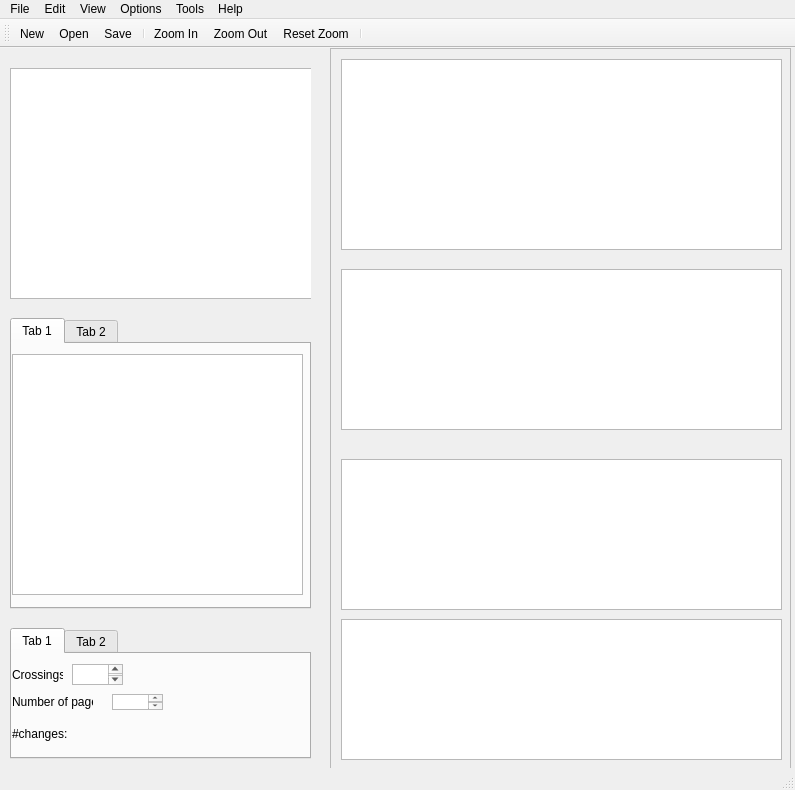
Qt form project/mainwindow.ui (giorgio93p/book-embeddings) before a commit.
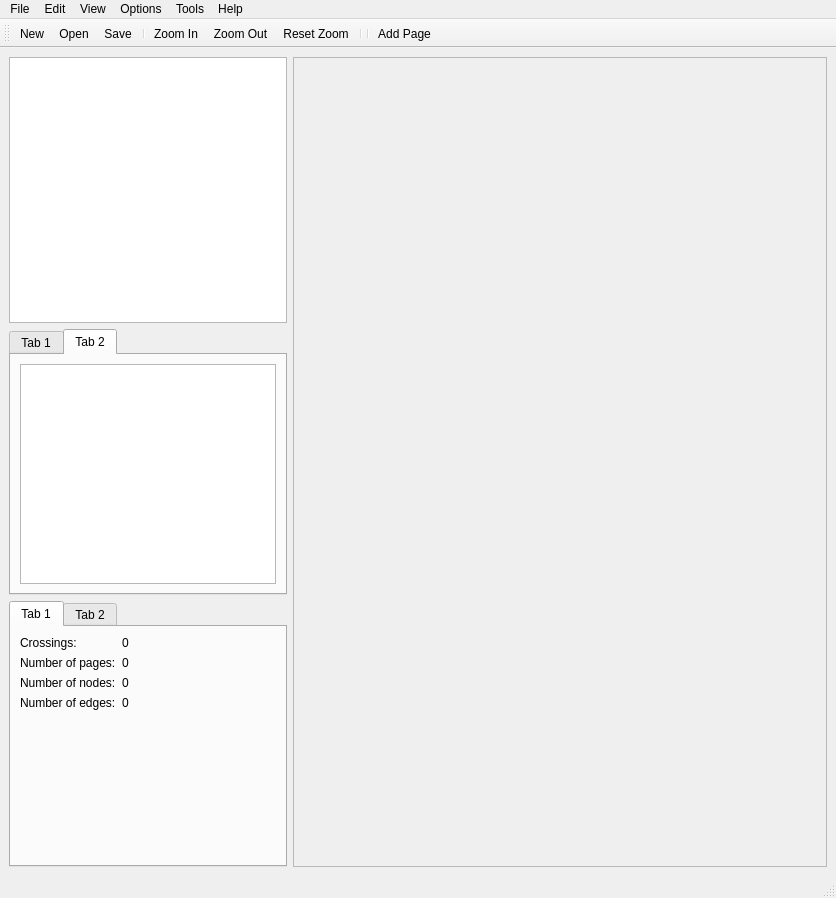
The same form after that commit. The open tabs and pages were chosen to show the change. Icons and pictures are not drawn.

What changed in the file:
```diff
--- a/project/mainwindow.ui
+++ b/project/mainwindow.ui
@@ -6,290 +6,238 @@
    <rect>
     <x>0</x>
     <y>0</y>
-    <width>795</width>
-    <height>790</height>
+    <width>836</width>
+    <height>898</height>
    </rect>
   </property>
   <property name="windowTitle">
    <string>MainWindow</string>
   </property>
   <widget class="QWidget" name="centralwidget">
-   <widget class="QScrollArea" name="scrollArea">
-    <property name="geometry">
-     <rect>
-      <x>330</x>
-      <y>0</y>
-      <width>461</width>
-      <height>751</height>
-     </rect>
-    </property>
-    <property name="widgetResizable">
-     <bool>true</bool>
-    </property>
-    <widget class="QWidget" name="scrollAreaWidgetContents">
-     <property name="geometry">
-      <rect>
-       <x>0</x>
-       <y>0</y>
-       <width>459</width>
-       <height>749</height>
-      </rect>
-     </property>
-     <widget class="QGraphicsView" name="graphicsView">
-      <property name="geometry">
-       <rect>
-        <x>10</x>
-        <y>10</y>
-        <width>441</width>
-        <height>191</height>
-       </rect>
-      </property>
+   <layout class="QHBoxLayout" name="horizontalLayout" stretch="0,1">
+    <item>
+     <layout class="QVBoxLayout" name="verticalLayout_4">
+      <item>
+       <widget class="QGraphicsView" name="GraphView">
+        <property name="minimumSize">
+         <size>
+          <width>100</width>
+          <height>100</height>
+         </size>
+        </property>
+       </widget>
+      </item>
+      <item>
+       <widget class="QTabWidget" name="tabWidget_2">
+        <property name="currentIndex">
+         <number>0</number>
+        </property>
+        <widget class="QWidget" name="tab_5">
       <property name="sizePolicy">
        <sizepolicy hsizetype="Expanding" vsizetype="Expanding">
-        <horstretch>4</horstretch>
-        <verstretch>4</verstretch>
-       </sizepolicy>
-      </property>
-     </widget>
-     <widget class="QGraphicsView" name="graphicsView_2">
-      <property name="geometry">
-       <rect>
-        <x>10</x>
-        <y>220</y>
-        <width>441</width>
-        <height>161</height>
-       </rect>
-      </property>
-     </widget>
-     <widget class="QGraphicsView" name="graphicsView_3">
-      <property name="geometry">
-       <rect>
-        <x>10</x>
-        <y>410</y>
-        <width>441</width>
-        <height>151</height>
-       </rect>
-      </property>
-     </widget>
-     <widget class="QGraphicsView" name="graphicsView_4">
-      <property name="geometry">
-       <rect>
-        <x>10</x>
-        <y>570</y>
-        <width>441</width>
-        <height>141</height>
-       </rect>
-      </property>
-      <property name="mouseTracking">
-       <bool>true</bool>
-      </property>
-     </widget>
-    </widget>
-   </widget>
+           <horstretch>0</horstretch>
+           <verstretch>0</verstretch>
+          </sizepolicy>
+         </property>
+         <attribute name="title">
+          <string>Tab 1</string>
+         </attribute>
+         <layout class="QGridLayout" name="gridLayout_2">
+          <item row="0" column="0">
+           <widget class="QGraphicsView" name="graphicsView_7">
+            <property name="minimumSize">
+             <size>
+              <width>0</width>
+              <height>0</height>
+             </size>
+            </property>
+           </widget>
+          </item>
+         </layout>
+        </widget>
+        <widget class="QWidget" name="tab_6">
+         <property name="sizePolicy">
+          <sizepolicy hsizetype="Expanding" vsizetype="Expanding">
+           <horstretch>0</horstretch>
+           <verstretch>0</verstretch>
+          </sizepolicy>
+         </property>
+         <attribute name="title">
+          <string>Tab 2</string>
+         </attribute>
+         <layout class="QGridLayout" name="gridLayout_3">
+          <item row="0" column="0">
+           <widget class="QGraphicsView" name="graphicsView_8">
+            <property name="minimumSize">
+             <size>
+              <width>0</width>
+              <height>0</height>
+             </size>
+            </property>
+           </widget>
+          </item>
+         </layout>
+        </widget>
+       </widget>
+      </item>
+      <item>
    <widget class="QTabWidget" name="tabWidget">
-    <property name="geometry">
-     <rect>
-      <x>10</x>
-      <y>580</y>
-      <width>301</width>
-      <height>131</height>
-     </rect>
-    </property>
     <property name="currentIndex">
      <number>0</number>
     </property>
     <widget class="QWidget" name="tab">
+         <property name="sizePolicy">
+          <sizepolicy hsizetype="Expanding" vsizetype="Expanding">
+           <horstretch>0</horstretch>
+           <verstretch>0</verstretch>
+          </sizepolicy>
+         </property>
      <attribute name="title">
       <string>Tab 1</string>
      </attribute>
-     <widget class="QLabel" name="label">
-      <property name="geometry">
-       <rect>
-        <x>0</x>
-        <y>10</y>
-        <width>51</width>
-        <height>21</height>
-       </rect>
-      </property>
+         <layout class="QFormLayout" name="formLayout">
+          <item row="0" column="0">
+           <widget class="QLabel" name="label_13">
       <property name="text">
        <string>Crossings:</string>
       </property>
      </widget>
+          </item>
+          <item row="0" column="1">
+           <widget class="QLabel" name="total_crossings_indicator_">
+            <property name="text">
+             <string>0</string>
+            </property>
+           </widget>
+          </item>
+          <item row="1" column="0">
      <widget class="QLabel" name="label_2">
-      <property name="geometry">
-       <rect>
-        <x>0</x>
-        <y>40</y>
-        <width>81</width>
-        <height>16</height>
-       </rect>
-      </property>
       <property name="text">
        <string>Number of pages:</string>
       </property>
      </widget>
-     <widget class="QLabel" name="label_3">
-      <property name="geometry">
-       <rect>
-        <x>0</x>
-        <y>70</y>
-        <width>81</width>
-        <height>20</height>
-       </rect>
-      </property>
+          </item>
+          <item row="1" column="1">
+           <widget class="QLabel" name="number_of_pages_indicator">
+            <property name="text">
+             <string>0</string>
+            </property>
+           </widget>
+          </item>
+          <item row="2" column="0">
+           <widget class="QLabel" name="label_6">
       <property name="text">
-       <string>#changes:</string>
-      </property>
-     </widget>
-     <widget class="QTextBrowser" name="textBrowser">
-      <property name="geometry">
-       <rect>
-        <x>60</x>
-        <y>10</y>
-        <width>51</width>
-        <height>21</height>
-       </rect>
-      </property>
-     </widget>
-     <widget class="QTextBrowser" name="textBrowser_2">
-      <property name="geometry">
-       <rect>
-        <x>100</x>
-        <y>40</y>
-        <width>51</width>
-        <height>16</height>
-       </rect>
-      </property>
-     </widget>
+             <string>Number of nodes:</string>
+            </property>
+           </widget>
+          </item>
+          <item row="2" column="1">
+           <widget class="QLabel" name="number_of_nodes_indicator">
+            <property name="text">
+             <string>0</string>
+            </property>
+           </widget>
+          </item>
+          <item row="3" column="0">
+           <widget class="QLabel" name="label_7">
+            <property name="text">
+             <string>Number of edges:</string>
+            </property>
+           </widget>
+          </item>
+          <item row="3" column="1">
+           <widget class="QLabel" name="number_of_edges_indicator">
+            <property name="text">
+             <string>0</string>
+            </property>
+           </widget>
+          </item>
+         </layout>
     </widget>
     <widget class="QWidget" name="tab_2">
+         <property name="sizePolicy">
+          <sizepolicy hsizetype="Expanding" vsizetype="Expanding">
+           <horstretch>0</horstretch>
+           <verstretch>0</verstretch>
+          </sizepolicy>
+         </property>
+         <property name="accessibleName">
+          <string/>
+         </property>
      <attribute name="title">
       <string>Tab 2</string>
      </attribute>
+         <layout class="QFormLayout" name="formLayout_2">
+          <item row="0" column="0">
      <widget class="QLabel" name="label_4">
-      <property name="geometry">
-       <rect>
-        <x>10</x>
-        <y>10</y>
-        <width>251</width>
-        <height>20</height>
-       </rect>
+            <property name="sizePolicy">
+             <sizepolicy hsizetype="Expanding" vsizetype="Expanding">
+              <horstretch>0</horstretch>
+              <verstretch>0</verstretch>
+             </sizepolicy>
       </property>
       <property name="text">
        <string>Graph Properties:</string>
       </property>
      </widget>
+          </item>
+          <item row="1" column="0">
      <widget class="QLabel" name="label_5">
-      <property name="geometry">
-       <rect>
-        <x>10</x>
-        <y>30</y>
-        <width>121</width>
-        <height>20</height>
-       </rect>
+            <property name="sizePolicy">
+             <sizepolicy hsizetype="Expanding" vsizetype="Expanding">
+              <horstretch>0</horstretch>
+              <verstretch>0</verstretch>
+             </sizepolicy>
       </property>
       <property name="text">
        <string>#Faces:</string>
       </property>
      </widget>
-     <widget class="QLabel" name="label_6">
-      <property name="geometry">
-       <rect>
-        <x>10</x>
-        <y>50</y>
-        <width>81</width>
-        <height>16</height>
-       </rect>
-      </property>
-      <property name="text">
-       <string>#nodes:</string>
-      </property>
-     </widget>
-     <widget class="QLabel" name="label_7">
-      <property name="geometry">
-       <rect>
-        <x>10</x>
-        <y>70</y>
-        <width>47</width>
-        <height>13</height>
-       </rect>
-      </property>
-      <property name="text">
-       <string>#edges:</string>
-      </property>
-     </widget>
-    </widget>
-   </widget>
-   <widget class="QWidget" name="widget" native="true">
-    <property name="geometry">
-     <rect>
-      <x>10</x>
-      <y>10</y>
-      <width>301</width>
-      <height>561</height>
-     </rect>
-    </property>
-    <widget class="QGraphicsView" name="GraphView">
-     <property name="geometry">
-      <rect>
-       <x>0</x>
-       <y>10</y>
-       <width>311</width>
-       <height>231</height>
-      </rect>
-     </property>
-    </widget>
-    <widget class="QTabWidget" name="tabWidget_2">
+          </item>
+         </layout>
+        </widget>
+       </widget>
+      </item>
+     </layout>
+    </item>
+    <item>
+     <widget class="QScrollArea" name="scrollArea">
+      <property name="sizePolicy">
+       <sizepolicy hsizetype="Expanding" vsizetype="Expanding">
+        <horstretch>0</horstretch>
+        <verstretch>0</verstretch>
+       </sizepolicy>
+      </property>
+      <property name="widgetResizable">
+       <bool>true</bool>
+      </property>
+      <widget class="QWidget" name="embedding_drawing">
      <property name="geometry">
       <rect>
        <x>0</x>
-       <y>260</y>
-       <width>301</width>
-       <height>291</height>
-      </rect>
-     </property>
-     <property name="currentIndex">
-      <number>0</number>
-     </property>
-     <widget class="QWidget" name="tab_3">
-      <attribute name="title">
-       <string>Tab 1</string>
-      </attribute>
-      <widget class="QGraphicsView" name="graphicsView_5">
-       <property name="geometry">
-        <rect>
-         <x>0</x>
-         <y>10</y>
-         <width>291</width>
-         <height>241</height>
-        </rect>
-       </property>
+         <y>0</y>
+         <width>530</width>
+         <height>791</height>
+        </rect>
+       </property>
+       <property name="sizePolicy">
+        <sizepolicy hsizetype="Expanding" vsizetype="Expanding">
+         <horstretch>0</horstretch>
+         <verstretch>0</verstretch>
+        </sizepolicy>
+       </property>
+       <layout class="QVBoxLayout" name="verticalLayout"/>
       </widget>
      </widget>
-     <widget class="QWidget" name="tab_4">
-      <attribute name="title">
-       <string>Tab 2</string>
-      </attribute>
-      <widget class="QGraphicsView" name="graphicsView_6">
-       <property name="geometry">
-        <rect>
-         <x>-5</x>
-         <y>11</y>
-         <width>281</width>
-         <height>231</height>
-        </rect>
-       </property>
-      </widget>
-     </widget>
-    </widget>
-   </widget>
+    </item>
+   </layout>
   </widget>
   <widget class="QMenuBar" name="menubar">
    <property name="geometry">
     <rect>
      <x>0</x>
      <y>0</y>
-     <width>795</width>
+     <width>836</width>
      <height>25</height>
     </rect>
    </property>
@@ -402,6 +350,8 @@
    <addaction name="actionZoom_Out"/>
    <addaction name="actionReset_Zoom"/>
    <addaction name="separator"/>
+   <addaction name="separator"/>
+   <addaction name="actionAddPage"/>
   </widget>
   <action name="actionNew">
    <property name="icon">
@@ -441,7 +391,7 @@
     <string>Save</string>
    </property>
    <property name="toolTip">
-    <string> Save the changes</string>
+    <string>Save the changes</string>
    </property>
    <property name="statusTip">
     <string>toolTip</string>
@@ -606,6 +556,15 @@
     <string>Exit</string>
    </property>
   </action>
+  <action name="actionAddPage">
+   <property name="icon">
+    <iconset>
+     <normaloff>../icons/Add.png</normaloff>../icons/Add.png</iconset>
+   </property>
+   <property name="text">
+    <string>Add Page</string>
+   </property>
+  </action>
  </widget>
  <resources/>
  <connections>
```
Left out of the diff: 10 changed lines with no effect on the pictures. Lines whose indentation alone changed are shown as unchanged.
